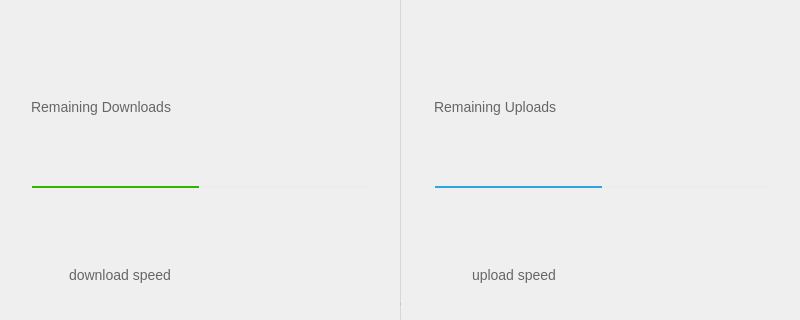
The window that src/MEGASync/gui/macx/ActiveTransfersWidget.ui (meganz/MEGAsync) describes before a commit, drawn with Qt 5; both pictures show x 0 to 800 and y 0 to 320 of the 800 by 480 pixel window.
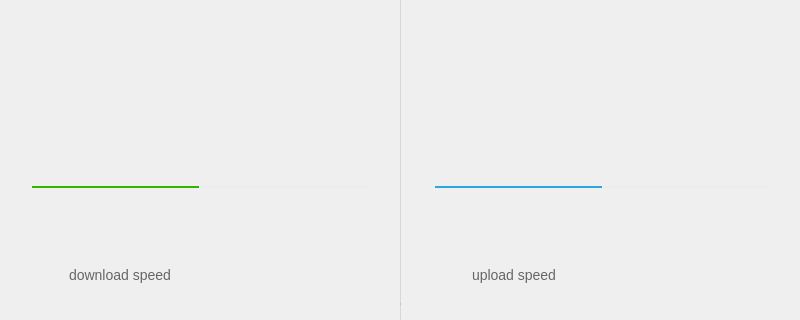
The same window after the commit. The open tabs and pages were chosen to show the change. Icons and pictures are not drawn. Custom widgets are drawn as their Qt base class.

```diff
--- a/src/MEGASync/gui/macx/ActiveTransfersWidget.ui
+++ b/src/MEGASync/gui/macx/ActiveTransfersWidget.ui
@@ -500,7 +500,7 @@
                     </size>
                    </property>
                    <property name="text">
-                    <string>Remaining Downloads</string>
+                    <string/>
                    </property>
                   </widget>
                  </item>
@@ -1209,7 +1209,7 @@
                     </size>
                    </property>
                    <property name="text">
-                    <string>Remaining Uploads</string>
+                    <string/>
                    </property>
                   </widget>
                  </item>
```
